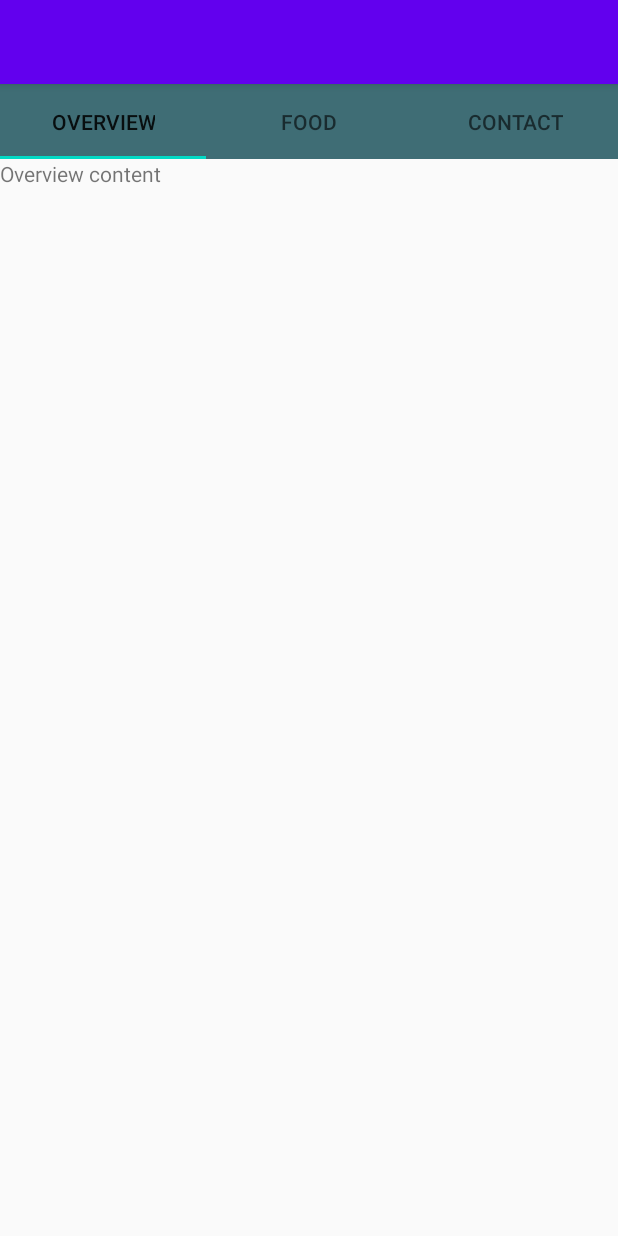
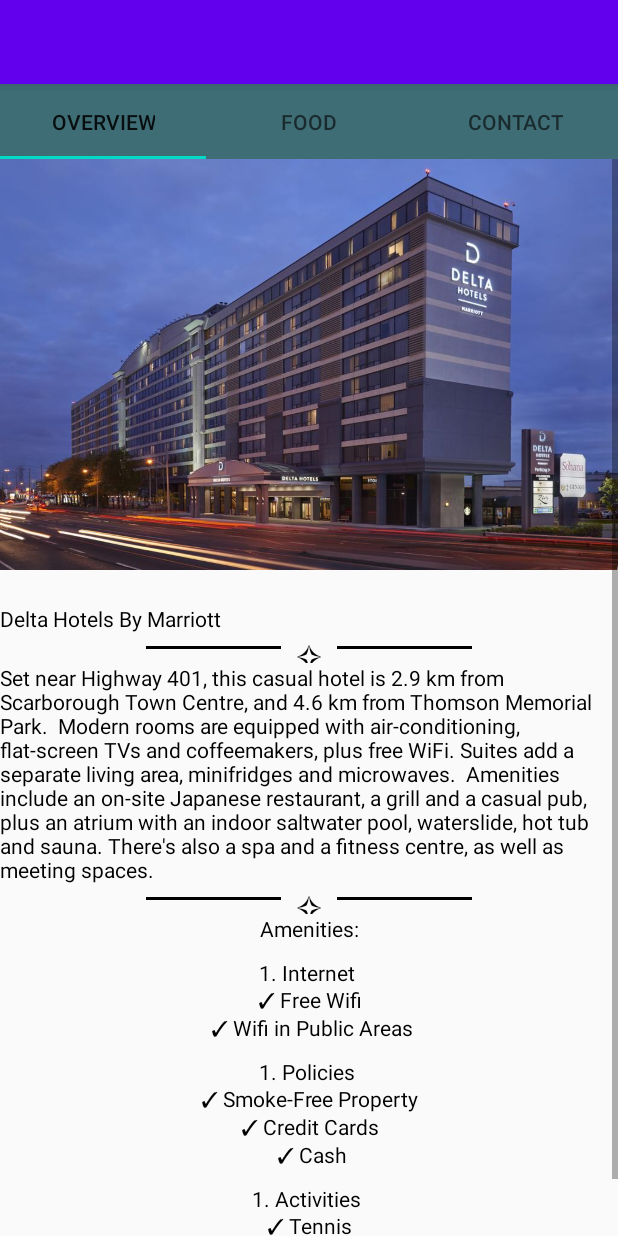
Before and after one commit to vandanaC0758001/ProjectMobileDevelopment, an Android app: the tabsfragment1 screen opened directly, with no data from a screen before it, on a phone screen of 412 x 824 dp. Run offline under Robolectric (Android 15) with nearby library versions, the phone set to English and light mode, and no system bars.

Commit message:
Added new content and updated the old files

```diff
--- /dev/null
+++ b/app/src/main/java/com/example/assign2/myTabsAdapter1.java
@@ -0,0 +1,42 @@
+package com.example.assign2;
+
+import android.content.Context;
+
+import android.content.Context;
+
+import androidx.fragment.app.Fragment;
+import androidx.fragment.app.FragmentManager;
+import androidx.fragment.app.FragmentPagerAdapter;
+
+public class myTabsAdapter1 extends FragmentPagerAdapter {
+    private Context myContext;
+    int totalTabs;
+    public myTabsAdapter1(Context context, FragmentManager fm, int totalTabs)
+    {
+        super(fm);
+        myContext = context;
+        this.totalTabs = totalTabs;
+
+    }
+
+    @Override    public Fragment getItem(int position)
+    {
+        switch (position) {
+            case 0:
+                tabs1frag1 homeFragment = new tabs1frag1();
+                return homeFragment;
+            case 1:
+                tabs1frag2 sportFragment = new tabs1frag2();
+                return sportFragment;
+            case 2:
+                tabs1frag3 movieFragment = new tabs1frag3();
+                return movieFragment;
+            default:
+                return null;
+        }
+    }    // this counts total number of tabs
+    @Override    public int getCount()
+    {
+        return totalTabs;
+    }
+}
--- a/app/src/main/java/com/example/assign2/tabs1.java
+++ b/app/src/main/java/com/example/assign2/tabs1.java
@@ -14,15 +14,15 @@
     @Override
     protected void onCreate(Bundle savedInstanceState) {
         super.onCreate(savedInstanceState);
-        setContentView(R.layout.activity_tabs);
+        setContentView(R.layout.activity_tabs1);
 
-        tabLayout=(TabLayout)findViewById(R.id.tabLayoutID);
-        viewPager=(ViewPager)findViewById(R.id.viewPagerID);
+        tabLayout=(TabLayout)findViewById(R.id.tabLayoutID1);
+        viewPager=(ViewPager)findViewById(R.id.viewPagerID1);
         tabLayout.addTab(tabLayout.newTab().setText("Overview"));
         tabLayout.addTab(tabLayout.newTab().setText("Food"));
         tabLayout.addTab(tabLayout.newTab().setText("Contact"));
 
-        final myTabsAdapter adapter = new myTabsAdapter(this,getSupportFragmentManager(), tabLayout.getTabCount());
+        final myTabsAdapter1 adapter = new myTabsAdapter1(this,getSupportFragmentManager(), tabLayout.getTabCount());
         viewPager.setAdapter(adapter);
 
         viewPager.addOnPageChangeListener(new TabLayout.TabLayoutOnPageChangeListener(tabLayout));
--- a/app/src/main/java/com/example/assign2/tabsfragment1.java
+++ b/app/src/main/java/com/example/assign2/tabsfragment1.java
@@ -8,11 +8,7 @@
 import android.view.View;
 import android.view.ViewGroup;
 
-/**
- * A simple {@link Fragment} subclass.
- * Use the {@link tabsfragment1#newInstance} factory method to
- * create an instance of this fragment.
- */
+
 public class tabsfragment1 extends Fragment {
 
 
--- a/app/src/main/java/com/example/assign2/tabsfragment2.java
+++ b/app/src/main/java/com/example/assign2/tabsfragment2.java
@@ -8,51 +8,20 @@
 import android.view.View;
 import android.view.ViewGroup;
 
-/**
- * A simple {@link Fragment} subclass.
- * Use the {@link tabsfragment2#newInstance} factory method to
- * create an instance of this fragment.
- */
+
 public class tabsfragment2 extends Fragment {
 
-    // TODO: Rename parameter arguments, choose names that match
-    // the fragment initialization parameters, e.g. ARG_ITEM_NUMBER
-    private static final String ARG_PARAM1 = "param1";
-    private static final String ARG_PARAM2 = "param2";
 
-    // TODO: Rename and change types of parameters
-    private String mParam1;
-    private String mParam2;
 
     public tabsfragment2() {
         // Required empty public constructor
     }
 
-    /**
-     * Use this factory method to create a new instance of
-     * this fragment using the provided parameters.
-     *
-     * @param param1 Parameter 1.
-     * @param param2 Parameter 2.
-     * @return A new instance of fragment tabsfragment2.
-     */
-    // TODO: Rename and change types and number of parameters
-    public static tabsfragment2 newInstance(String param1, String param2) {
-        tabsfragment2 fragment = new tabsfragment2();
-        Bundle args = new Bundle();
-        args.putString(ARG_PARAM1, param1);
-        args.putString(ARG_PARAM2, param2);
-        fragment.setArguments(args);
-        return fragment;
-    }
 
     @Override
     public void onCreate(Bundle savedInstanceState) {
         super.onCreate(savedInstanceState);
-        if (getArguments() != null) {
-            mParam1 = getArguments().getString(ARG_PARAM1);
-            mParam2 = getArguments().getString(ARG_PARAM2);
-        }
+
     }
 
     @Override
--- a/app/src/main/java/com/example/assign2/welcome.java
+++ b/app/src/main/java/com/example/assign2/welcome.java
@@ -33,7 +33,7 @@
             @Override
             public void onItemClick(AdapterView<?> parent, View view, int position, long id) {
                 if (position==0){
-                    Intent intent = new Intent(view.getContext(),tabs1.class);
+                    Intent intent = new Intent(view.getContext(),tabs.class);
                     startActivity(intent);
                 }
                 if (position==1){
--- a/app/src/main/res/layout/activity_tabs1.xml
+++ b/app/src/main/res/layout/activity_tabs1.xml
@@ -6,14 +6,14 @@
     android:layout_height="match_parent"
     >
     <com.google.android.material.tabs.TabLayout
-        android:id="@+id/tabLayoutID"
+        android:id="@+id/tabLayoutID1"
         android:layout_width="match_parent"
         android:layout_height="50dp"
         android:background="#3f6d75">
     </com.google.android.material.tabs.TabLayout>
 
     <androidx.viewpager.widget.ViewPager
-        android:id="@+id/viewPagerID"
+        android:id="@+id/viewPagerID1"
         android:layout_width="match_parent"
         android:layout_height="match_parent"
         />
--- a/app/src/main/res/layout/fragment_tabs1frag1.xml
+++ b/app/src/main/res/layout/fragment_tabs1frag1.xml
@@ -3,7 +3,8 @@
     xmlns:tools="http://schemas.android.com/tools"
     android:layout_width="match_parent"
     android:layout_height="match_parent"
-    tools:context=".tabs1frag1">
+    tools:context=".tabs1frag1"
+    >
 
     <!-- TODO: Update blank fragment layout -->
     <TextView
--- a/app/src/main/res/layout/fragment_tabsfragment1.xml
+++ b/app/src/main/res/layout/fragment_tabsfragment1.xml
@@ -3,12 +3,144 @@
     xmlns:tools="http://schemas.android.com/tools"
     android:layout_width="match_parent"
     android:layout_height="match_parent"
+
     tools:context=".tabsfragment1">
+<ScrollView
+    android:layout_width="match_parent"
+    android:layout_height="match_parent">
+    <!-- TODO: Update blank fragment layout -->
 
-    <!-- TODO: Update blank fragment layout -->
-    <TextView
-        android:layout_width="match_parent"
-        android:layout_height="match_parent"
-        android:text="Overview content" />
+    <LinearLayout
+        android:layout_width="wrap_content"
+        android:layout_height="wrap_content"
+        android:orientation="vertical"
+        android:layout_marginTop="-23dp">
+        <ImageView
+            android:layout_width="wrap_content"
+            android:layout_height="320dp"
+            android:src="@drawable/deltahotels"></ImageView>
 
+        <TextView
+            android:layout_width="match_parent"
+            android:layout_height="match_parent"
+            android:text="Delta Hotels By Marriott"
+            android:textColor="#000000"/>
+        <LinearLayout
+            android:layout_width="wrap_content"
+            android:orientation="horizontal"
+            android:layout_height="wrap_content"
+
+            android:layout_gravity="center">
+
+            <View
+                android:layout_width="90dp"
+                android:layout_height="2dp"
+                android:layout_gravity="center"
+                android:background="#000000"
+                >
+            </View>
+
+            <TextView
+                android:layout_marginLeft="10dp"
+                android:layout_width="wrap_content"
+                android:layout_height="20dp"
+                android:textSize="20dp"
+
+                android:textColor="#000000"
+                android:fontFamily="cursive"
+                android:text="✧">
+
+            </TextView>
+
+            <View
+                android:layout_marginLeft="10dp"
+                android:layout_width="90dp"
+                android:layout_height="2dp"
+                android:background="#000000"
+                android:layout_gravity="center"
+                >
+            </View>
+
+
+        </LinearLayout>
+
+        <TextView
+            android:layout_width="match_parent"
+            android:layout_height="match_parent"
+            android:textColor="#000000"
+            android:text="Set near Highway 401, this casual hotel is 2.9 km from Scarborough Town Centre, and 4.6 km from Thomson Memorial Park.
+
+Modern rooms are equipped with air-conditioning, flat-screen TVs and coffeemakers, plus free WiFi. Suites add a separate living area, minifridges and microwaves.
+
+Amenities include an on-site Japanese restaurant, a grill and a casual pub, plus an atrium with an indoor saltwater pool, waterslide, hot tub and sauna. There's also a spa and a fitness centre, as well as meeting spaces."></TextView>
+        <LinearLayout
+            android:layout_width="wrap_content"
+            android:orientation="horizontal"
+            android:layout_height="wrap_content"
+
+            android:layout_gravity="center">
+
+            <View
+                android:layout_width="90dp"
+                android:layout_height="2dp"
+                android:layout_gravity="center"
+                android:background="#000000"
+                >
+            </View>
+
+            <TextView
+                android:layout_marginLeft="10dp"
+                android:layout_width="wrap_content"
+                android:layout_height="20dp"
+                android:textSize="20dp"
+
+                android:textColor="#000000"
+                android:fontFamily="cursive"
+                android:text="✧">
+
+            </TextView>
+
+            <View
+                android:layout_marginLeft="10dp"
+                android:layout_width="90dp"
+                android:layout_height="2dp"
+                android:background="#000000"
+                android:layout_gravity="center"
+                >
+            </View>
+
+
+        </LinearLayout>
+         <TextView
+             android:layout_width="match_parent"
+             android:layout_height="match_parent"
+             android:textColor="#000000"
+             android:text="Amenities:"
+             android:textAlignment="center"></TextView>
+          <TextView
+              android:layout_marginTop="10dp"
+              android:textColor="#000000"
+              android:layout_width="match_parent"
+              android:layout_height="match_parent"
+              android:textAlignment="center"
+              android:text="1. Internet \n ✓ Free Wifi \n ✓ Wifi in Public Areas"></TextView>
+        <TextView
+            android:layout_marginTop="10dp"
+            android:textColor="#000000"
+            android:layout_width="match_parent"
+            android:layout_height="match_parent"
+            android:textAlignment="center"
+            android:text="1. Policies \n ✓ Smoke-Free Property \n ✓ Credit Cards \n ✓ Cash"></TextView>
+
+        <TextView
+            android:layout_marginTop="10dp"
+            android:textColor="#000000"
+            android:layout_width="match_parent"
+            android:layout_height="match_parent"
+            android:textAlignment="center"
+            android:text="1. Activities \n ✓ Tennis \n ✓ Scuba \n ✓ Game Room"></TextView>
+
+
+    </LinearLayout>
+</ScrollView>
 </FrameLayout>
```
Also changed, not shown: app/src/main/res/drawable/deltahotels.jpg (added).
